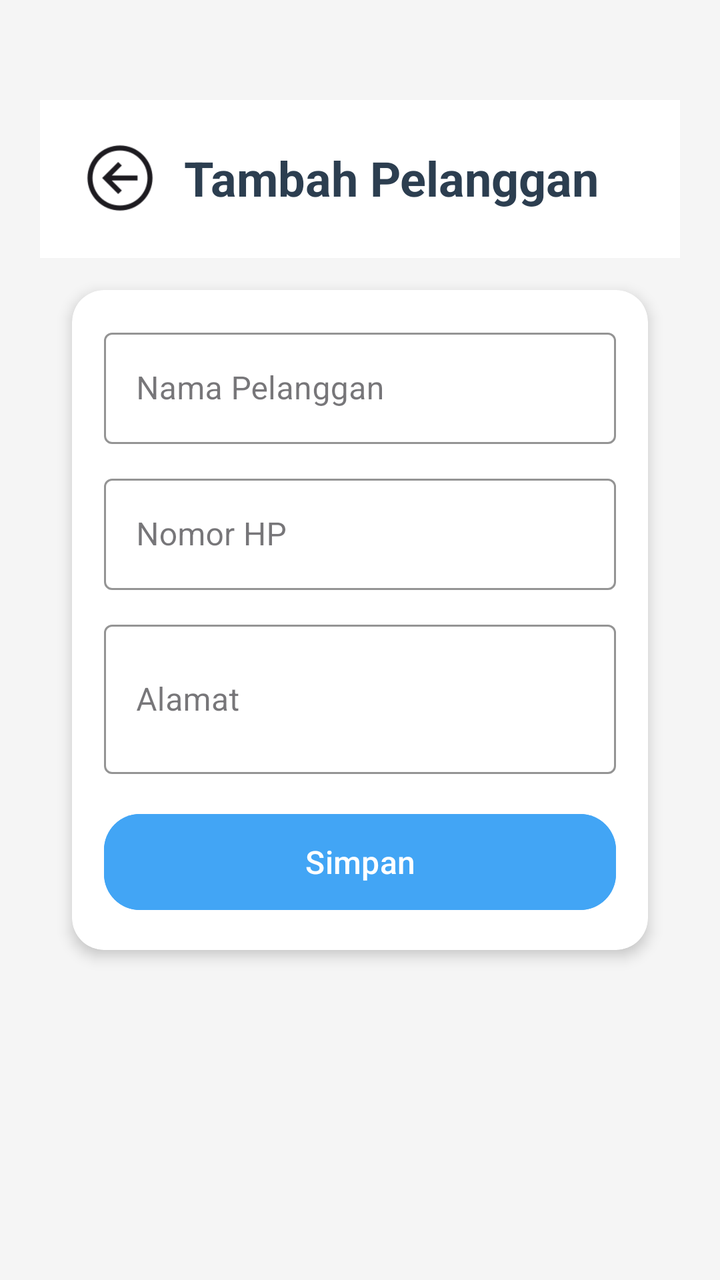
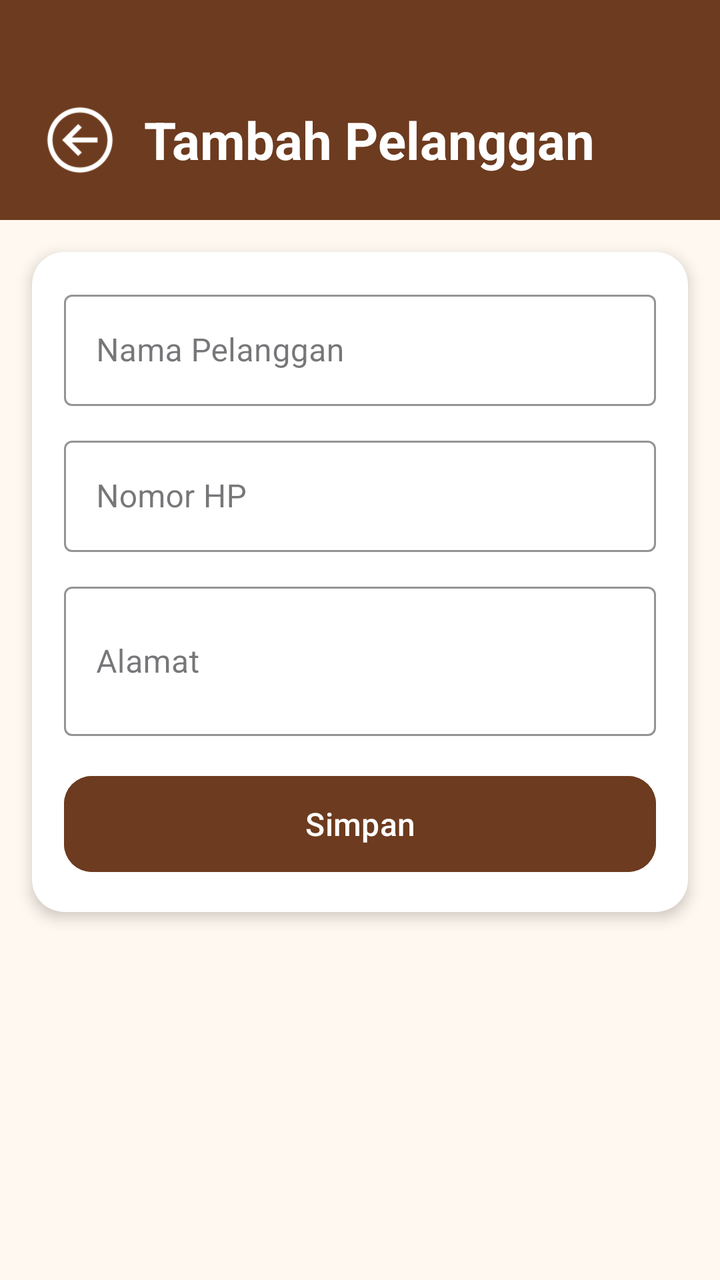

Screens rendered from an Android XML layout before and after an edit, with the pre-edit source and the edit as a unified diff.
<!-- AndroidManifest.xml: application theme Theme.Kasir -->
<!-- res/layout/activity_mod_pelanggan.xml -->
<?xml version="1.0" encoding="utf-8"?>
<ScrollView xmlns:android="http://schemas.android.com/apk/res/android"
    xmlns:app="http://schemas.android.com/apk/res-auto"
    android:layout_width="match_parent"
    android:layout_height="match_parent"
    android:paddingTop="50dp"
    android:paddingBottom="20dp"
    android:paddingStart="20dp"
    android:paddingEnd="20dp"
    android:background="#F5F5F5">

    <LinearLayout
        android:layout_width="match_parent"
        android:layout_height="wrap_content"
        android:orientation="vertical">

        <LinearLayout
            android:layout_width="match_parent"
            android:layout_height="wrap_content"
            android:orientation="horizontal"
            android:gravity="center_vertical"
            android:paddingTop="19dp"
            android:paddingBottom="20dp"
            android:paddingStart="20dp"
            android:paddingEnd="20dp"
            android:background="@android:color/white">

            <ImageView
                android:id="@+id/ivKembali"
                android:layout_width="40dp"
                android:layout_height="40dp"
                android:src="@drawable/panah"
                android:clickable="true"
                android:focusable="true"
                android:contentDescription="Kembali"
                app:tint="?attr/colorOnSurface"/>

            <TextView
                android:id="@+id/tvJudul"
                android:layout_width="0dp"
                android:layout_height="wrap_content"
                android:layout_weight="1"
                android:layout_marginStart="12dp"
                android:text="Tambah Pelanggan"
                android:textSize="24sp"
                android:textStyle="bold"
                android:textColor="#2C3E50"/>
        </LinearLayout>

        <androidx.cardview.widget.CardView
            android:layout_width="match_parent"
            android:layout_height="wrap_content"
            android:layout_margin="16dp"
            app:cardCornerRadius="16dp"
            app:cardElevation="4dp"
            app:cardBackgroundColor="#FFFFFF">

            <LinearLayout
                android:layout_width="match_parent"
                android:layout_height="wrap_content"
                android:orientation="vertical"
                android:padding="16dp">

                <com.google.android.material.textfield.TextInputLayout
                    style="@style/Widget.MaterialComponents.TextInputLayout.OutlinedBox"
                    android:layout_width="match_parent"
                    android:layout_height="wrap_content"
                    android:hint="Nama Pelanggan"
                    android:layout_marginBottom="12dp"
                    app:boxStrokeColor="@color/purple_500">
                    <com.google.android.material.textfield.TextInputEditText
                        android:id="@+id/etNama"
                        android:layout_width="match_parent"
                        android:layout_height="wrap_content"
                        android:inputType="text"/>
                </com.google.android.material.textfield.TextInputLayout>

                <com.google.android.material.textfield.TextInputLayout
                    style="@style/Widget.MaterialComponents.TextInputLayout.OutlinedBox"
                    android:layout_width="match_parent"
                    android:layout_height="wrap_content"
                    android:hint="Nomor HP"
                    android:layout_marginBottom="12dp"
                    app:boxStrokeColor="@color/purple_500">
                    <com.google.android.material.textfield.TextInputEditText
                        android:id="@+id/etNomorHP"
                        android:layout_width="match_parent"
                        android:layout_height="wrap_content"
                        android:inputType="phone"/>
                </com.google.android.material.textfield.TextInputLayout>

                <com.google.android.material.textfield.TextInputLayout
                    style="@style/Widget.MaterialComponents.TextInputLayout.OutlinedBox"
                    android:layout_width="match_parent"
                    android:layout_height="wrap_content"
                    android:hint="Alamat"
                    android:layout_marginBottom="16dp"
                    app:boxStrokeColor="@color/purple_500">
                    <com.google.android.material.textfield.TextInputEditText
                        android:id="@+id/etAlamat"
                        android:layout_width="match_parent"
                        android:layout_height="wrap_content"
                        android:inputType="textMultiLine"
                        android:minLines="2"/>
                </com.google.android.material.textfield.TextInputLayout>

                <com.google.android.material.button.MaterialButton
                    android:id="@+id/btnSimpan"
                    android:layout_width="match_parent"
                    android:layout_height="56dp"
                    android:text="Simpan"
                    android:textSize="16sp"
                    android:textColor="#FFFFFF"
                    android:backgroundTint="#42A5F5"
                    app:cornerRadius="18dp"/>

                <com.google.android.material.button.MaterialButton
                    android:id="@+id/btnHapus"
                    android:layout_width="match_parent"
                    android:layout_height="56dp"
                    android:layout_marginTop="8dp"
                    android:text="Hapus Pelanggan"
                    android:textSize="16sp"
                    android:textColor="#FFFFFF"
                    android:backgroundTint="#E53935"
                    android:visibility="gone"
                    app:cornerRadius="18dp"/>
            </LinearLayout>
        </androidx.cardview.widget.CardView>
    </LinearLayout>
</ScrollView>
<!-- resources referenced by this layout -->
<resources>
  <color name="purple_500">#6200EE</color>
  <!-- drawable panah: png bitmap (drawable, 1835 bytes) -->
  <style name="Theme.Kasir" parent="Base.Theme.Kasir" />
  <style name="Base.Theme.Kasir" parent="Theme.Material3.DayNight.NoActionBar">
          
          
      </style>
</resources>

<!-- the commit's change to res/layout/activity_mod_pelanggan.xml (unified diff, before → after) -->
@@ -3,11 +3,7 @@
     xmlns:app="http://schemas.android.com/apk/res-auto"
     android:layout_width="match_parent"
     android:layout_height="match_parent"
-    android:paddingTop="50dp"
-    android:paddingBottom="20dp"
-    android:paddingStart="20dp"
-    android:paddingEnd="20dp"
-    android:background="#F5F5F5">
+    android:background="@color/bg_home">
 
     <LinearLayout
         android:layout_width="match_parent"
@@ -19,11 +15,11 @@
             android:layout_height="wrap_content"
             android:orientation="horizontal"
             android:gravity="center_vertical"
-            android:paddingTop="19dp"
+            android:paddingTop="50dp"
             android:paddingBottom="20dp"
             android:paddingStart="20dp"
             android:paddingEnd="20dp"
-            android:background="@android:color/white">
+            android:background="@color/header_bg">
 
             <ImageView
                 android:id="@+id/ivKembali"
@@ -33,7 +29,7 @@
                 android:clickable="true"
                 android:focusable="true"
                 android:contentDescription="Kembali"
-                app:tint="?attr/colorOnSurface"/>
+                app:tint="@color/header_title_text"/>
 
             <TextView
                 android:id="@+id/tvJudul"
@@ -42,9 +38,9 @@
                 android:layout_weight="1"
                 android:layout_marginStart="12dp"
                 android:text="Tambah Pelanggan"
-                android:textSize="24sp"
+                android:textSize="26sp"
                 android:textStyle="bold"
-                android:textColor="#2C3E50"/>
+                android:textColor="@color/header_title_text"/>
         </LinearLayout>
 
         <androidx.cardview.widget.CardView
@@ -53,7 +49,7 @@
             android:layout_margin="16dp"
             app:cardCornerRadius="16dp"
             app:cardElevation="4dp"
-            app:cardBackgroundColor="#FFFFFF">
+            app:cardBackgroundColor="@color/card_bg">
 
             <LinearLayout
                 android:layout_width="match_parent"
@@ -67,12 +63,15 @@
                     android:layout_height="wrap_content"
                     android:hint="Nama Pelanggan"
                     android:layout_marginBottom="12dp"
-                    app:boxStrokeColor="@color/purple_500">
+                    app:boxStrokeColor="@color/input_stroke"
+                    app:hintTextColor="@color/input_hint">
                     <com.google.android.material.textfield.TextInputEditText
                         android:id="@+id/etNama"
                         android:layout_width="match_parent"
                         android:layout_height="wrap_content"
-                        android:inputType="text"/>
+                        android:inputType="text"
+                        android:textColor="@color/text_primary_brown"
+                        android:textColorHint="@color/input_hint"/>
                 </com.google.android.material.textfield.TextInputLayout>
 
                 <com.google.android.material.textfield.TextInputLayout
@@ -81,12 +80,15 @@
                     android:layout_height="wrap_content"
                     android:hint="Nomor HP"
                     android:layout_marginBottom="12dp"
-                    app:boxStrokeColor="@color/purple_500">
+                    app:boxStrokeColor="@color/input_stroke"
+                    app:hintTextColor="@color/input_hint">
                     <com.google.android.material.textfield.TextInputEditText
                         android:id="@+id/etNomorHP"
                         android:layout_width="match_parent"
                         android:layout_height="wrap_content"
-                        android:inputType="phone"/>
+                        android:inputType="phone"
+                        android:textColor="@color/text_primary_brown"
+                        android:textColorHint="@color/input_hint"/>
                 </com.google.android.material.textfield.TextInputLayout>
 
                 <com.google.android.material.textfield.TextInputLayout
@@ -95,13 +97,16 @@
                     android:layout_height="wrap_content"
                     android:hint="Alamat"
                     android:layout_marginBottom="16dp"
-                    app:boxStrokeColor="@color/purple_500">
+                    app:boxStrokeColor="@color/input_stroke"
+                    app:hintTextColor="@color/input_hint">
                     <com.google.android.material.textfield.TextInputEditText
                         android:id="@+id/etAlamat"
                         android:layout_width="match_parent"
                         android:layout_height="wrap_content"
                         android:inputType="textMultiLine"
-                        android:minLines="2"/>
+                        android:minLines="2"
+                        android:textColor="@color/text_primary_brown"
+                        android:textColorHint="@color/input_hint"/>
                 </com.google.android.material.textfield.TextInputLayout>
 
                 <com.google.android.material.button.MaterialButton
@@ -110,9 +115,9 @@
                     android:layout_height="56dp"
                     android:text="Simpan"
                     android:textSize="16sp"
-                    android:textColor="#FFFFFF"
-                    android:backgroundTint="#42A5F5"
-                    app:cornerRadius="18dp"/>
+                    android:textColor="@color/header_title_text"
+                    android:backgroundTint="@color/btn_simpan"
+                    app:cornerRadius="14dp"/>
 
                 <com.google.android.material.button.MaterialButton
                     android:id="@+id/btnHapus"
@@ -122,9 +127,9 @@
                     android:text="Hapus Pelanggan"
                     android:textSize="16sp"
                     android:textColor="#FFFFFF"
-                    android:backgroundTint="#E53935"
+                    android:backgroundTint="@color/btn_hapus"
                     android:visibility="gone"
-                    app:cornerRadius="18dp"/>
+                    app:cornerRadius="14dp"/>
             </LinearLayout>
         </androidx.cardview.widget.CardView>
     </LinearLayout>
<!-- resource entries referenced after the edit -->
@@ -1,6 +1,14 @@
 <!-- resources referenced by this layout -->
 <resources>
-  <color name="purple_500">#6200EE</color>
+  <color name="bg_home">#FFF8F0</color>
+  <color name="btn_hapus">#E53935</color>
+  <color name="btn_simpan">#6D3B1F</color>
+  <color name="card_bg">#FFFFFF</color>
+  <color name="header_bg">#6D3B1F</color>
+  <color name="header_title_text">#FFFFFF</color>
+  <color name="input_hint">#A0856B</color>
+  <color name="input_stroke">#6D3B1F</color>
+  <color name="text_primary_brown">#6D3B1F</color>
   <!-- drawable panah: png bitmap (drawable, 1835 bytes) -->
   <style name="Theme.Kasir" parent="Base.Theme.Kasir" />
   <style name="Base.Theme.Kasir" parent="Theme.Material3.DayNight.NoActionBar">
